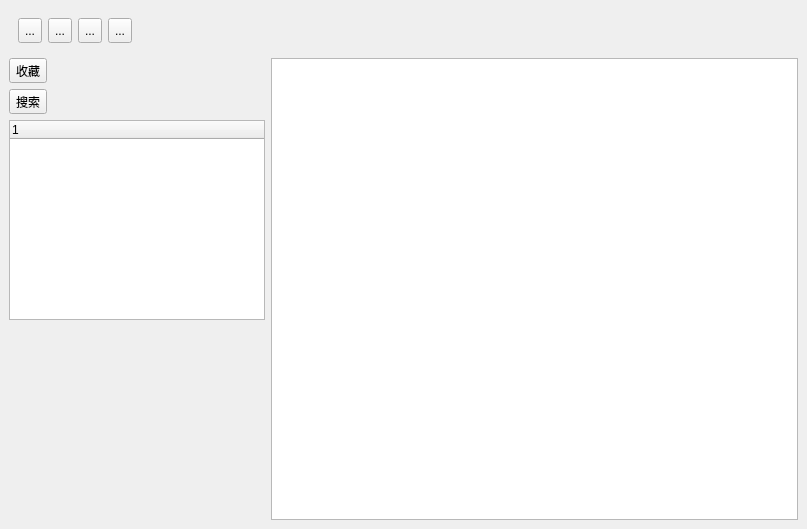
Qt form App/mainwindow.ui (sandeepxi/LifeNote) before a commit.
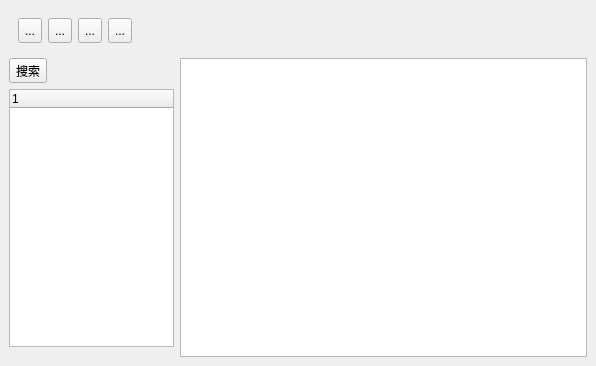
The same form after that commit.

Commit message: 1、leftSideBar width adjust 2、treewidget icon autoSet

```diff
--- a/App/mainwindow.ui
+++ b/App/mainwindow.ui
@@ -6,8 +6,8 @@
    <rect>
     <x>0</x>
     <y>0</y>
-    <width>807</width>
-    <height>529</height>
+    <width>596</width>
+    <height>366</height>
    </rect>
   </property>
   <property name="windowTitle">
@@ -129,13 +129,13 @@
         <widget class="QWidget" name="leftBar" native="true">
          <property name="minimumSize">
           <size>
-           <width>30</width>
+           <width>0</width>
            <height>0</height>
           </size>
          </property>
          <property name="maximumSize">
           <size>
-           <width>300</width>
+           <width>165</width>
            <height>16777215</height>
           </size>
          </property>
@@ -152,13 +152,6 @@
           <property name="bottomMargin">
            <number>0</number>
           </property>
-          <item>
-           <widget class="QToolButton" name="saveBtn">
-            <property name="text">
-             <string>收藏</string>
-            </property>
-           </widget>
-          </item>
           <item>
            <widget class="QToolButton" name="searchBtn">
             <property name="text">
@@ -166,35 +159,14 @@
             </property>
            </widget>
           </item>
-          <item alignment="Qt::AlignLeft">
+          <item>
            <widget class="QTreeWidget" name="treeWidget">
-            <property name="enabled">
-             <bool>true</bool>
-            </property>
-            <property name="minimumSize">
-             <size>
-              <width>0</width>
-              <height>0</height>
-             </size>
-            </property>
             <property name="maximumSize">
              <size>
               <width>16777215</width>
               <height>16777215</height>
              </size>
             </property>
-            <property name="headerHidden">
-             <bool>false</bool>
-            </property>
-            <attribute name="headerVisible">
-             <bool>true</bool>
-            </attribute>
-            <attribute name="headerDefaultSectionSize">
-             <number>100</number>
-            </attribute>
-            <attribute name="headerHighlightSections">
-             <bool>false</bool>
-            </attribute>
             <column>
              <property name="text">
               <string notr="true">1</string>
@@ -207,6 +179,9 @@
             <property name="orientation">
              <enum>Qt::Vertical</enum>
             </property>
+            <property name="sizeType">
+             <enum>QSizePolicy::Minimum</enum>
+            </property>
             <property name="sizeHint" stdset="0">
              <size>
               <width>18</width>
```
The commit also changes 2 other files.
